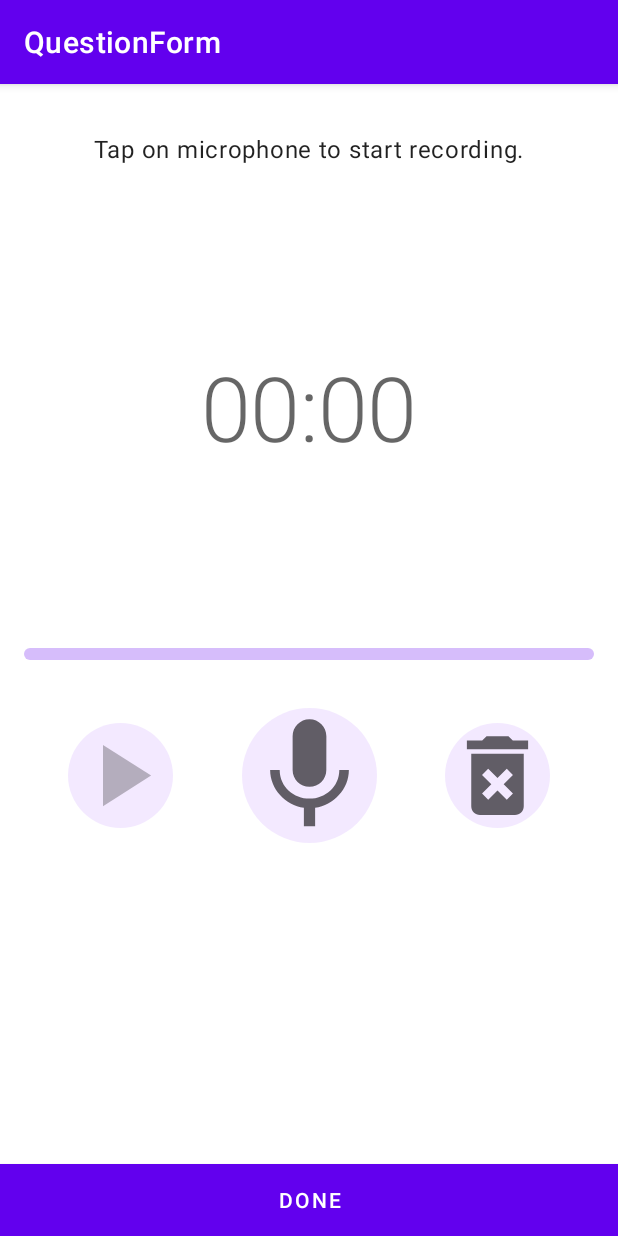
After one commit to m7mdra/question-form, an Android app: the RecordAudioActivity screen opened directly, with no data from a screen before it, on a phone screen of 412 x 824 dp. The commit adds this screen. Run offline under Robolectric (Android 15) with nearby library versions, the phone set to English and light mode, and no system bars.

Commit message:
added recording

```diff
--- a/app/src/main/java/com/example/questionform/Question.kt
+++ b/app/src/main/java/com/example/questionform/Question.kt
@@ -20,7 +20,8 @@ enum class QuestionType(value: Int) {
     Radio(2),
     Check(3),
     Image(4),
-    Audio(5),
+    Audio(5)
+//    Video(6)
 
 }
 
--- /dev/null
+++ b/app/src/main/res/drawable/ic_baseline_delete_forever_24.xml
@@ -0,0 +1,10 @@
+<vector xmlns:android="http://schemas.android.com/apk/res/android"
+    android:width="24dp"
+    android:height="24dp"
+    android:viewportWidth="24"
+    android:viewportHeight="24"
+    android:tint="?attr/colorControlNormal">
+  <path
+      android:fillColor="@android:color/white"
+      android:pathData="M6,19c0,1.1 0.9,2 2,2h8c1.1,0 2,-0.9 2,-2L18,7L6,7v12zM8.46,11.88l1.41,-1.41L12,12.59l2.12,-2.12 1.41,1.41L13.41,14l2.12,2.12 -1.41,1.41L12,15.41l-2.12,2.12 -1.41,-1.41L10.59,14l-2.13,-2.12zM15.5,4l-1,-1h-5l-1,1L5,4v2h14L19,4z"/>
+</vector>
--- /dev/null
+++ b/app/src/main/res/drawable/ic_baseline_pause_24.xml
@@ -0,0 +1,10 @@
+<vector xmlns:android="http://schemas.android.com/apk/res/android"
+    android:width="24dp"
+    android:height="24dp"
+    android:viewportWidth="24"
+    android:viewportHeight="24"
+    android:tint="?attr/colorControlNormal">
+  <path
+      android:fillColor="@android:color/white"
+      android:pathData="M6,19h4L10,5L6,5v14zM14,5v14h4L18,5h-4z"/>
+</vector>
--- /dev/null
+++ b/app/src/main/res/layout/activity_record_audio.xml
@@ -0,0 +1,115 @@
+<?xml version="1.0" encoding="utf-8"?>
+<androidx.constraintlayout.widget.ConstraintLayout xmlns:android="http://schemas.android.com/apk/res/android"
+    xmlns:app="http://schemas.android.com/apk/res-auto"
+    xmlns:tools="http://schemas.android.com/tools"
+    android:layout_width="match_parent"
+    android:layout_height="match_parent"
+    tools:context=".RecordAudioActivity">
+
+    <TextView
+        android:id="@+id/recordHintTextView"
+        android:layout_width="wrap_content"
+        android:layout_height="wrap_content"
+        android:layout_marginTop="32dp"
+        android:text="Tap on microphone to start recording."
+        android:textAppearance="@style/TextAppearance.MaterialComponents.Body1"
+        app:layout_constraintEnd_toEndOf="parent"
+        app:layout_constraintStart_toStartOf="parent"
+        app:layout_constraintTop_toTopOf="parent" />
+
+    <TextView
+        android:id="@+id/recordDurationTextView"
+        android:layout_width="wrap_content"
+        android:layout_height="wrap_content"
+        android:text="00:00"
+        android:textAppearance="@style/TextAppearance.MaterialComponents.Headline2"
+        app:layout_constraintBottom_toTopOf="@+id/recordProgress"
+        app:layout_constraintEnd_toEndOf="parent"
+        app:layout_constraintStart_toStartOf="parent"
+        app:layout_constraintTop_toBottomOf="@+id/recordHintTextView" />
+
+    <com.google.android.material.progressindicator.LinearProgressIndicator
+        android:id="@+id/recordProgress"
+        android:layout_width="0dp"
+        android:layout_height="wrap_content"
+        android:layout_marginStart="16dp"
+        android:layout_marginEnd="16dp"
+        android:max="1000"
+
+        android:progress="0"
+        app:layout_constraintBottom_toTopOf="@+id/guideline2"
+        app:layout_constraintEnd_toEndOf="parent"
+        app:layout_constraintStart_toStartOf="parent"
+        app:trackCornerRadius="16dp"
+        app:trackThickness="8dp" />
+
+    <androidx.constraintlayout.widget.Guideline
+        android:id="@+id/guideline2"
+        android:layout_width="wrap_content"
+        android:layout_height="wrap_content"
+        android:orientation="horizontal"
+        app:layout_constraintGuide_percent="0.5" />
+
+    <ImageView
+        android:id="@+id/recordButton"
+        android:layout_width="90dp"
+        android:layout_height="90dp"
+        android:layout_marginTop="32dp"
+        android:background="@drawable/circle"
+        android:clickable="true"
+        android:focusable="true"
+        android:foreground="?actionBarItemBackground"
+        android:src="@drawable/ic_baseline_mic_24"
+        app:layout_constraintEnd_toStartOf="@+id/deleteButton"
+        app:layout_constraintHorizontal_bias="0.5"
+        app:layout_constraintStart_toEndOf="@+id/playButton"
+        app:layout_constraintTop_toTopOf="@+id/guideline2" />
+
+    <ImageView
+        android:id="@+id/playButton"
+        android:layout_width="70dp"
+        android:layout_height="70dp"
+        android:layout_marginTop="32dp"
+        android:background="@drawable/circle"
+        android:clickable="true"
+        android:focusable="true"
+
+        android:foreground="?actionBarItemBackground"
+        android:src="@drawable/ic_baseline_play_arrow_24"
+        app:layout_constraintBottom_toBottomOf="@+id/recordButton"
+        app:layout_constraintEnd_toStartOf="@+id/recordButton"
+        app:layout_constraintHorizontal_bias="0.5"
+        app:layout_constraintStart_toStartOf="parent"
+        app:layout_constraintTop_toTopOf="@+id/guideline2" />
+
+    <ImageView
+        android:id="@+id/deleteButton"
+        android:layout_width="70dp"
+        android:layout_height="70dp"
+        android:layout_marginTop="32dp"
+        android:background="@drawable/circle"
+        android:clickable="true"
+        android:focusable="true"
+        android:foreground="?actionBarItemBackground"
+        android:src="@drawable/ic_baseline_delete_forever_24"
+        app:layout_constraintBottom_toBottomOf="@+id/recordButton"
+        app:layout_constraintEnd_toEndOf="parent"
+        app:layout_constraintHorizontal_bias="0.5"
+        app:layout_constraintStart_toEndOf="@+id/recordButton"
+        app:layout_constraintTop_toTopOf="@+id/guideline2" />
+
+    <com.google.android.material.button.MaterialButton
+        android:layout_width="0dp"
+        android:layout_height="wrap_content"
+        android:insetTop="0dp"
+        android:insetBottom="0dp"
+        android:insetLeft="0dp"
+        android:insetRight="0dp"
+        android:text="Done"
+        app:cornerRadius="0dp"
+        android:id="@+id/doneButton"
+        app:layout_constraintBottom_toBottomOf="parent"
+        app:layout_constraintEnd_toEndOf="parent"
+        app:layout_constraintStart_toStartOf="parent" />
+
+</androidx.constraintlayout.widget.ConstraintLayout>
```
Also changed, not shown: app/src/main/AndroidManifest.xml (+6 -5 lines), app/src/main/java/com/example/questionform/MainActivity.kt (+20 -15 lines), app/src/main/java/com/example/questionform/QuestionAdapter.kt (+28 -23 lines), app/src/main/java/com/example/questionform/RecordAudioActivity.kt (added, +187 -0 lines), app/src/main/java/com/example/questionform/extensions.kt (added, +69 -0 lines), app/src/main/res/drawable/ic_baseline_check_24.xml (added, +10 -0 lines).
